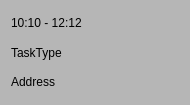
Above: src/client/ui/mobile_task_data.ui from Daottt/field-service before the change. Below: the same form after it.
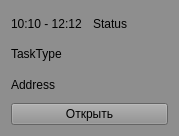
That is the form after the change.

Patch:
```diff
--- a/src/client/ui/mobile_task_data.ui
+++ b/src/client/ui/mobile_task_data.ui
@@ -6,15 +6,15 @@
    <rect>
     <x>0</x>
     <y>0</y>
-    <width>190</width>
-    <height>105</height>
+    <width>179</width>
+    <height>136</height>
    </rect>
   </property>
   <property name="windowTitle">
    <string>Form</string>
   </property>
   <property name="styleSheet">
-   <string notr="true">background-color: rgb(182, 182, 182);
+   <string notr="true">background-color: rgb(142, 142, 142);
 font: 16pt &quot;Arial&quot;;</string>
   </property>
   <layout class="QVBoxLayout" name="verticalLayout">
@@ -22,11 +22,21 @@
     <layout class="QHBoxLayout" name="horizontalLayout">
      <item>
       <widget class="QLabel" name="TaskTime">
+       <property name="styleSheet">
+        <string notr="true">font: 12pt &quot;Arial&quot;;</string>
+       </property>
        <property name="text">
         <string>10:10 - 12:12</string>
        </property>
       </widget>
      </item>
+     <item>
+      <widget class="QLabel" name="Status">
+       <property name="text">
+        <string>Status</string>
+       </property>
+      </widget>
+     </item>
     </layout>
    </item>
    <item>
@@ -44,6 +54,9 @@
     <layout class="QHBoxLayout" name="horizontalLayout_3">
      <item>
       <widget class="QLabel" name="Address">
+       <property name="styleSheet">
+        <string notr="true">font: 12pt &quot;Arial&quot;;</string>
+       </property>
        <property name="text">
         <string>Address</string>
        </property>
@@ -51,6 +64,13 @@
      </item>
     </layout>
    </item>
+   <item>
+    <widget class="QPushButton" name="pushButton">
+     <property name="text">
+      <string>Открыть</string>
+     </property>
+    </widget>
+   </item>
   </layout>
  </widget>
  <resources/>
```
